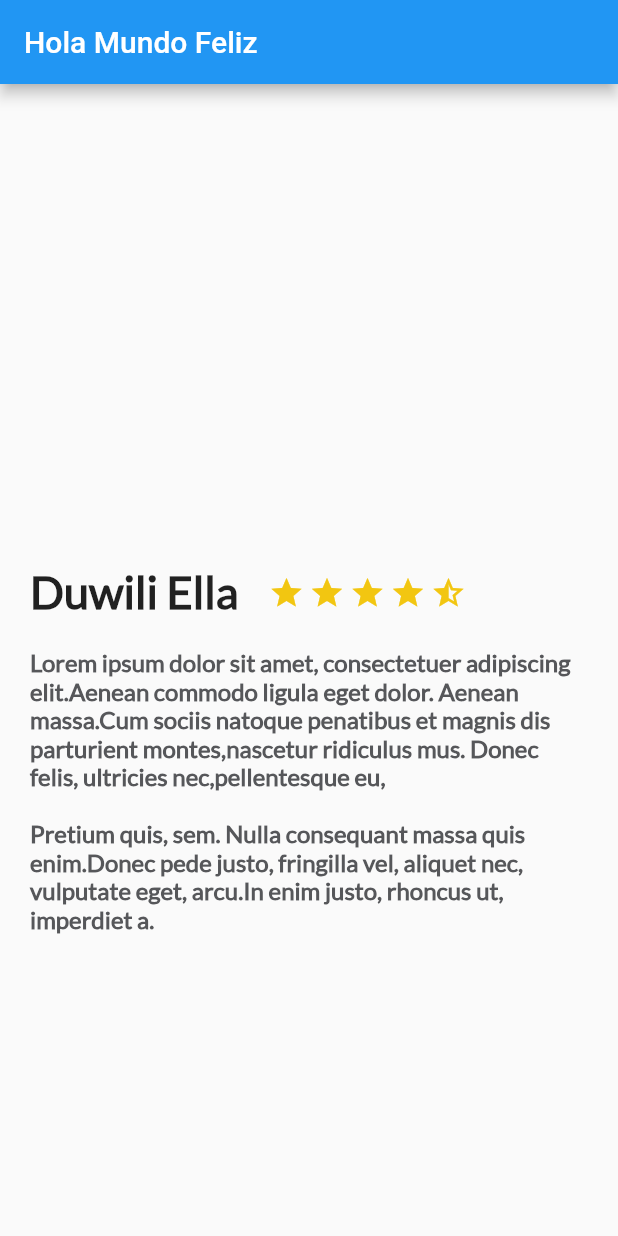
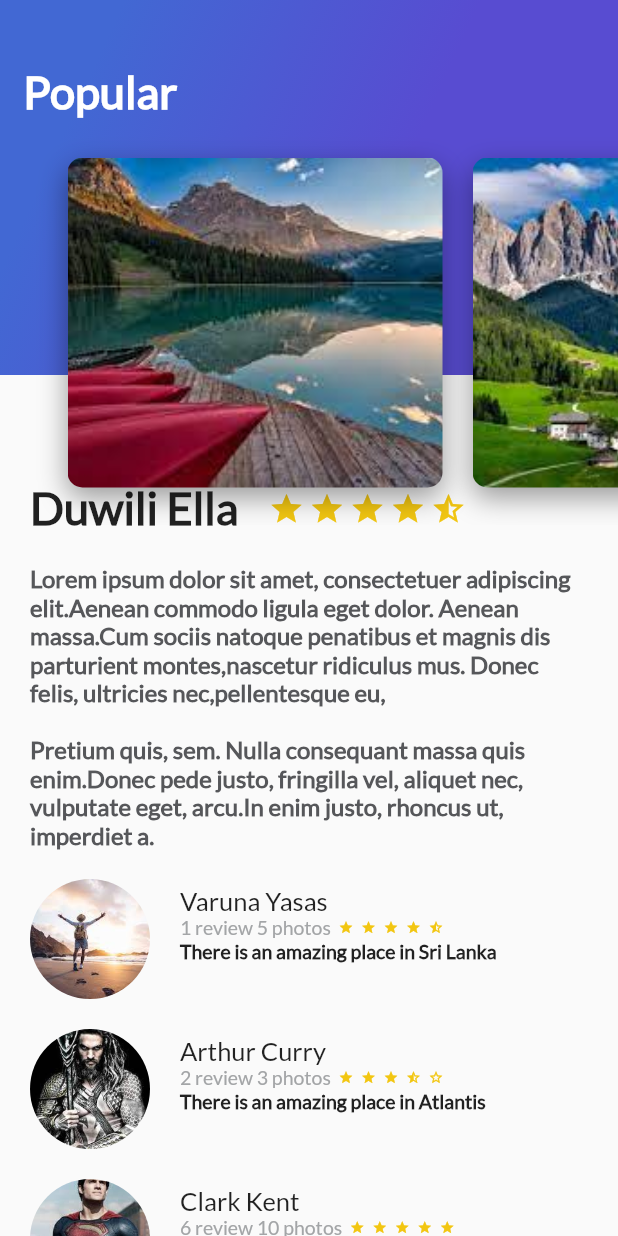
Before and after one commit to Cristian3599/Platzi-Trips-App, a Flutter app: the screen it shows after launch, on a phone screen of 412 x 824 dp. Run offline on Flutter 3.47's test engine with Material 2 defaults, Android fonts, the phone set to English and light mode, and no system bars.

Commit message:
ListView, CardImages and Stack

```diff
--- /dev/null
+++ b/lib/card_image.dart
@@ -0,0 +1,41 @@
+import 'package:flutter/material.dart';
+
+class CardImage extends StatelessWidget {
+
+  String pathImage;
+
+  CardImage(this.pathImage);
+
+  @override
+  Widget build(BuildContext context) {
+    // TODO: implement build
+
+    final card = Container(
+      height: 350.0,
+      width: 250.0,
+      margin: EdgeInsets.only(
+        top: 80.0,
+        left: 20.0
+      ),
+
+      decoration: BoxDecoration(
+        image: DecorationImage(
+          fit: BoxFit.cover,
+          image: AssetImage(pathImage)
+        ),
+        borderRadius: BorderRadius.all(Radius.circular(10.0)),
+        shape: BoxShape.rectangle,
+        boxShadow: <BoxShadow>[
+          BoxShadow(
+            color: Colors.black38,
+            blurRadius: 15.0,
+            offset: Offset(0.0, 7.0)
+          )
+        ]
+      ),
+    );
+
+    return card;
+  }
+
+}
--- /dev/null
+++ b/lib/card_image_list.dart
@@ -0,0 +1,24 @@
+import 'package:flutter/material.dart';
+import 'card_image.dart';
+
+class CardImageList extends StatelessWidget {
+  @override
+  Widget build(BuildContext context) {
+    // TODO: implement build
+
+    return Container(
+      height: 350.0,
+      child: ListView(
+        padding: EdgeInsets.all(25.0),
+        scrollDirection: Axis.horizontal,
+        children: <Widget>[
+          CardImage("assets/img/lago.jpg"),
+          CardImage("assets/img/montañas.jpg"),
+          CardImage("assets/img/arboles.jpg"),
+          CardImage("assets/img/bote.jpg")
+        ],
+      ),
+    );
+  }
+
+}
--- a/lib/description_place.dart
+++ b/lib/description_place.dart
@@ -1,4 +1,6 @@
 import 'package:flutter/material.dart';
+import 'package:platzi_trips_app/review.dart';
+import 'package:platzi_trips_app/review_list.dart';
 
 class DescriptionPlace extends StatelessWidget {
   String namePlace;
@@ -97,6 +99,7 @@ class DescriptionPlace extends StatelessWidget {
       ],
     );
 
+
     final columns = Column(
       children: <Widget>[
         title_stars,
--- /dev/null
+++ b/lib/gradient_back.dart
@@ -0,0 +1,41 @@
+import 'package:flutter/material.dart';
+
+class GradientBack extends StatelessWidget {
+  String title = "Popular";
+
+  GradientBack(this.title);
+
+  @override
+  Widget build(BuildContext context) {
+    // TODO: implement build
+
+    return Container(
+      height: 250.0,
+      decoration: BoxDecoration(
+        gradient: LinearGradient(
+          colors: [
+            Color(0xFF4268D3),
+            Color(0xFF584CD1)
+          ],
+          begin: FractionalOffset(0.2, 0.0),
+          end: FractionalOffset(1.0, 0.6),
+          stops: [0.0, 0.6],
+          tileMode: TileMode.clamp
+        )
+      ),
+
+      child: Text(
+        title,
+        style: TextStyle(
+          color: Colors.white,
+          fontSize: 30.0,
+          fontFamily: "Lato",
+          fontWeight: FontWeight.bold
+        ),
+      ),
+
+      alignment: Alignment(-0.9, -0.6),
+    );
+  }
+
+}
--- /dev/null
+++ b/lib/header_appbar.dart
@@ -0,0 +1,18 @@
+import 'package:flutter/material.dart';
+import 'gradient_back.dart';
+import 'card_image_list.dart';
+
+class HeaderAppBar extends StatelessWidget {
+  @override
+  Widget build(BuildContext context) {
+    // TODO: implement build
+
+    return Stack(
+      children: <Widget>[
+        GradientBack("Popular"),
+        CardImageList()
+      ],
+    );
+  }
+
+}
--- a/lib/main.dart
+++ b/lib/main.dart
@@ -1,5 +1,8 @@
 import 'package:flutter/material.dart';
 import 'description_place.dart';
+import 'gradient_back.dart';
+import 'review_list.dart';
+import 'header_appbar.dart';
 
 void main() {
   runApp(const MyApp());
@@ -34,10 +37,18 @@ class MyApp extends StatelessWidget {
         primarySwatch: Colors.blue,
       ),
       home: Scaffold(
-        appBar: AppBar(
-          title: Text("Hola Mundo Feliz"),
+        body: Stack(
+          children: [
+            ListView(
+              children: <Widget>[
+                new DescriptionPlace("Duwili Ella", 4, descriptionDummy),
+                new ReviewList()
+              ],
+            ),
+            HeaderAppBar()
+          ],
         ),
-        body: new DescriptionPlace("Duwili Ella", 4, descriptionDummy),
+        //body: new DescriptionPlace("Duwili Ella", 4, descriptionDummy),
       )//const MyHomePage(title: 'Flutter Demo Home Page'),
     );
   }
--- a/lib/review.dart
+++ b/lib/review.dart
@@ -5,8 +5,9 @@ class Review extends StatelessWidget {
   String name = "Varuna Yasas";
   String details = "1 review 5 photos";
   String comment = "There is an amazing place in Sri Lanka";
+  var stars;
 
-  Review(this.pathImage, this.name, this. details, this.comment);
+  Review(this.pathImage, this.name, this. details, this.comment, this.stars);
 
   @override
   Widget build(BuildContext context) {
@@ -17,7 +18,7 @@ class Review extends StatelessWidget {
           left: 20.0
       ),
       child: Text(
-        details,
+        comment,
         textAlign: TextAlign.left,
         style: TextStyle(
             fontFamily: "Lato",
@@ -27,7 +28,9 @@ class Review extends StatelessWidget {
       ),
     );
 
-    final userInfo = Container(
+    final userInfo = Row(
+      children: <Widget>[
+        Container(
           margin: EdgeInsets.only(
               left: 20.0
           ),
@@ -40,6 +43,14 @@ class Review extends StatelessWidget {
                 color: Color(0xFFa3a5a7)
             ),
           ),
+
+
+        ),
+
+        Row(
+          children: stars
+        )
+      ],
     );
 
     final userName = Container(
--- a/lib/review_list.dart
+++ b/lib/review_list.dart
@@ -1,10 +1,25 @@
 import 'package:flutter/material.dart';
+import 'package:platzi_trips_app/review.dart';
+import 'package:platzi_trips_app/star_half.dart';
+import 'package:platzi_trips_app/star_border.dart';
+import 'package:platzi_trips_app/star.dart';
 
 class ReviewList extends StatelessWidget {
+
   @override
   Widget build(BuildContext context) {
     // TODO: implement build
-    throw UnimplementedError();
+
+    final columns = Column(
+      children: <Widget>[
+        new Review("assets/img/travel.jpg", "Varuna Yasas", "1 review 5 photos", "There is an amazing place in Sri Lanka", <Widget>[new Star(0.0, 5.0, 0.0, 10.0), new Star(0.0, 5.0, 0.0, 10.0), new Star(0.0, 5.0, 0.0, 10.0), new Star(0.0, 5.0, 0.0, 10.0), new StarHalf(0.0, 5.0, 0.0, 10.0)]),
+        new Review("assets/img/aquaman.jpg", "Arthur Curry", "2 review 3 photos", "There is an amazing place in Atlantis", <Widget>[new Star(0.0, 5.0, 0.0, 10.0), new Star(0.0, 5.0, 0.0, 10.0), new Star(0.0, 5.0, 0.0, 10.0), new StarHalf(0.0, 5.0, 0.0, 10.0), new StarBorder(0.0, 5.0, 0.0, 10.0)]),
+        new Review("assets/img/superman.jpg", "Clark Kent", "6 review 10 photos", "There is an amazing place in Metropolis", <Widget>[new Star(0.0, 5.0, 0.0, 10.0), new Star(0.0, 5.0, 0.0, 10.0), new Star(0.0, 5.0, 0.0, 10.0), new Star(0.0, 5.0, 0.0, 10.0), new Star(0.0, 5.0, 0.0, 10.0)])
+      ]
+    );
+
+    return columns;
+
   }
 
 }
--- /dev/null
+++ b/lib/star.dart
@@ -0,0 +1,31 @@
+import 'package:flutter/material.dart';
+
+class Star extends StatelessWidget {
+  var top;
+  var left;
+  var right;
+  var size;
+
+  Star(this.top, this.left, this.right, this.size);
+
+  @override
+  Widget build(BuildContext context) {
+    // TODO: implement build
+
+    final star = Container(
+      margin: EdgeInsets.only(
+          top: top,
+          right: right,
+          left: left
+      ),
+      child: Icon(
+        Icons.star,
+        color: Color(0xFFf2C611),
+        size: size,
+      ),
+    );
+
+    return star;
+  }
+
+}
--- /dev/null
+++ b/lib/star_border.dart
@@ -0,0 +1,31 @@
+import 'package:flutter/material.dart';
+
+class StarBorder extends StatelessWidget {
+  var top;
+  var left;
+  var right;
+  var size;
+
+  StarBorder(this.top, this.left, this.right, this.size);
+
+  @override
+  Widget build(BuildContext context) {
+    // TODO: implement build
+
+    final star = Container(
+      margin: EdgeInsets.only(
+          top: top,
+          right: right,
+          left: left
+      ),
+      child: Icon(
+        Icons.star_border,
+        color: Color(0xFFf2C611),
+        size: size,
+      ),
+    );
+
+    return star;
+  }
+
+}
--- /dev/null
+++ b/lib/star_half.dart
@@ -0,0 +1,31 @@
+import 'package:flutter/material.dart';
+
+class StarHalf extends StatelessWidget {
+  var top;
+  var left;
+  var right;
+  var size;
+
+  StarHalf(this.top, this.left, this.right, this.size);
+
+  @override
+  Widget build(BuildContext context) {
+    // TODO: implement build
+
+    final star = Container(
+      margin: EdgeInsets.only(
+          top: top,
+          right: right,
+          left: left
+      ),
+      child: Icon(
+        Icons.star_half,
+        color: Color(0xFFf2C611),
+        size: size,
+      ),
+    );
+
+    return star;
+  }
+
+}
```
Also changed, not shown: pubspec.yaml (+7 -1 lines), assets/img/aquaman.jpg (added), assets/img/arboles.jpg (added), assets/img/bote.jpg (added), assets/img/lago.jpg (added), assets/img/montañas.jpg (added), assets/img/superman.jpg (added), assets/img/travel.jpg (added), 2 other files. Lines whose indentation alone changed are shown as unchanged.
